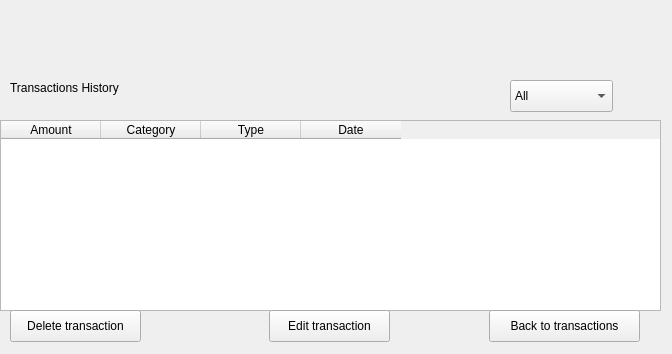
This is history.ui in Omaraboelsoud-web/smartbudget as Qt 5 draws it before an edit. The edited form follows.
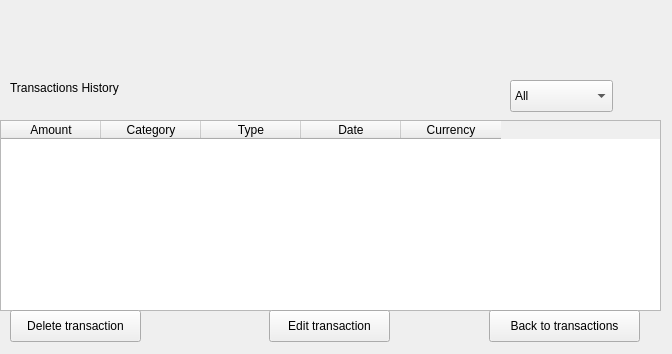
This is the edited form.

The edit to the form file:
```diff
--- a/history.ui
+++ b/history.ui
@@ -55,6 +55,11 @@
      <string>Date</string>
     </property>
    </column>
+   <column>
+    <property name="text">
+     <string>Currency</string>
+    </property>
+   </column>
   </widget>
   <widget class="QPushButton" name="deleteButton">
    <property name="geometry">
```
